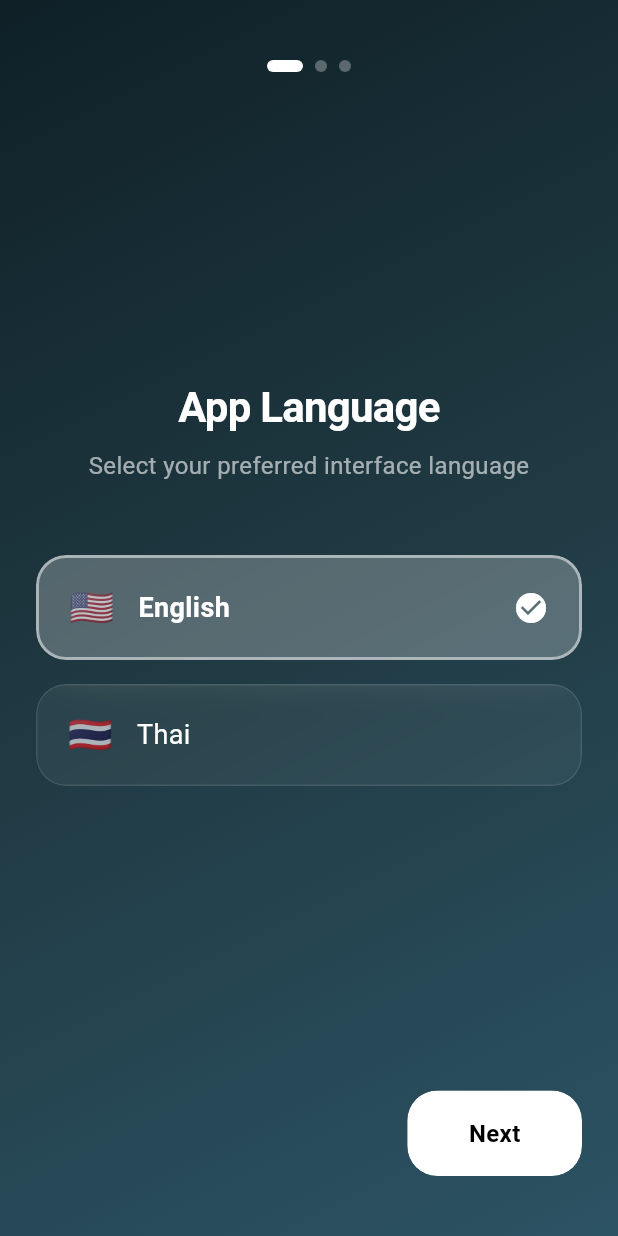
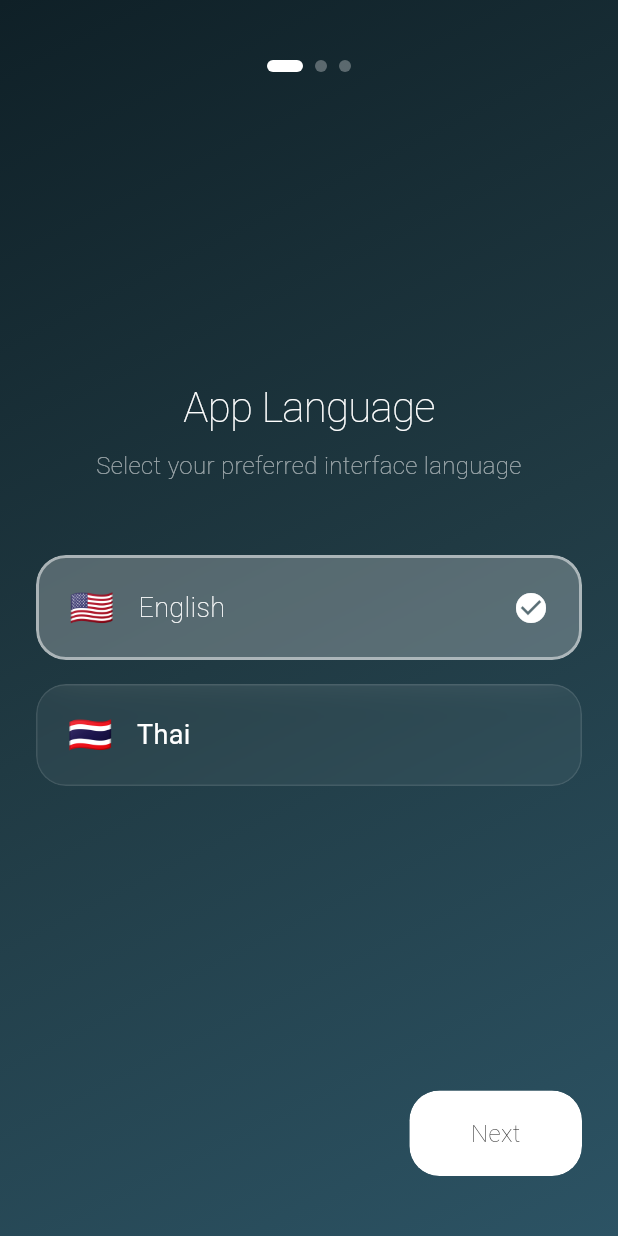
Before and after one commit to tantaihaha4487/lang-take-app, a Flutter app: the screen it shows after launch, on a phone screen of 412 x 824 dp. Run offline on Flutter 3.47's test engine with Material 3 defaults, Android fonts, the phone set to English and light mode, and no system bars; our stand-ins replace camera, flutter_image_compress, flutter_riverpod, flutter_tts, google_fonts, google_generative_ai and 4 more; accounts and stored records are empty; Roboto replaces fonts that are missing (Kanit).

Commit message:
style: Integrate Google Fonts (Kanit), standardize text styles to a lighter font weight, and update the project description.

```diff
--- a/lib/core/theme/app_theme.dart
+++ b/lib/core/theme/app_theme.dart
@@ -1,4 +1,5 @@
 import 'package:flutter/material.dart';
+import 'package:google_fonts/google_fonts.dart';
 
 class AppTheme {
   static final darkTheme = ThemeData(
@@ -18,11 +19,23 @@ class AppTheme {
       elevation: 0,
       centerTitle: true,
     ),
-    textTheme: const TextTheme(
-      displayLarge: TextStyle(fontSize: 32, fontWeight: FontWeight.bold, color: Colors.white),
-      displayMedium: TextStyle(fontSize: 24, fontWeight: FontWeight.w600, color: Colors.white),
-      bodyLarge: TextStyle(fontSize: 16, color: Colors.white70),
-      bodyMedium: TextStyle(fontSize: 14, color: Colors.white60),
+    textTheme: GoogleFonts.kanitTextTheme(
+      const TextTheme(
+        displayLarge: TextStyle(fontSize: 32, fontWeight: FontWeight.w200, color: Colors.white),
+        displayMedium: TextStyle(fontSize: 24, fontWeight: FontWeight.w200, color: Colors.white),
+        bodyLarge: TextStyle(fontSize: 16, fontWeight: FontWeight.w200, color: Colors.white70),
+        bodyMedium: TextStyle(fontSize: 14, fontWeight: FontWeight.w200, color: Colors.white60),
+        titleLarge: TextStyle(fontWeight: FontWeight.w200),
+        titleMedium: TextStyle(fontWeight: FontWeight.w200),
+        titleSmall: TextStyle(fontWeight: FontWeight.w200),
+        bodySmall: TextStyle(fontWeight: FontWeight.w200),
+        labelLarge: TextStyle(fontWeight: FontWeight.w200),
+        labelMedium: TextStyle(fontWeight: FontWeight.w200),
+        labelSmall: TextStyle(fontWeight: FontWeight.w200),
+      ),
+    ).apply(
+      bodyColor: Colors.white,
+      displayColor: Colors.white,
     ),
   );
 }
--- a/lib/features/history/history_screen.dart
+++ b/lib/features/history/history_screen.dart
@@ -46,7 +46,7 @@ class HistoryScreen extends ConsumerWidget {
               ),
               title: Text(
                 locale.album,
-                style: const TextStyle(fontWeight: FontWeight.bold, letterSpacing: 1),
+                style: const TextStyle(fontWeight: FontWeight.w200, letterSpacing: 1),
               ),
               elevation: 0,
 
@@ -215,7 +215,7 @@ class _HistoryCard extends ConsumerWidget {
                                 style: const TextStyle(
                                   color: Colors.white,
                                   fontSize: 10,
-                                  fontWeight: FontWeight.bold,
+                                  fontWeight: FontWeight.w200,
                                 ),
                               ),
                             ],
@@ -247,7 +247,7 @@ class _HistoryCard extends ConsumerWidget {
                               Text(
                                 record.subject,
                                 style: const TextStyle(
-                                  fontWeight: FontWeight.bold,
+                                  fontWeight: FontWeight.w200,
                                   fontSize: 16,
                                   color: Colors.white,
                                 ),
--- a/lib/features/onboarding/onboarding_screen.dart
+++ b/lib/features/onboarding/onboarding_screen.dart
@@ -135,7 +135,7 @@ class _OnboardingScreenState extends ConsumerState<OnboardingScreen> {
             style: const TextStyle(
               color: Colors.white,
               fontSize: 28,
-              fontWeight: FontWeight.bold,
+              fontWeight: FontWeight.w200,
               letterSpacing: -0.5,
             ),
             textAlign: TextAlign.center,
@@ -262,7 +262,7 @@ class _OnboardingScreenState extends ConsumerState<OnboardingScreen> {
             style: TextStyle(
               color: Colors.white,
               fontSize: 18,
-              fontWeight: isSelected ? FontWeight.bold : FontWeight.normal,
+              fontWeight: isSelected ? FontWeight.w200 : FontWeight.normal,
             ),
           ),
           const Spacer(),
@@ -290,7 +290,7 @@ class _OnboardingScreenState extends ConsumerState<OnboardingScreen> {
               padding: const EdgeInsets.symmetric(horizontal: 24, vertical: 16),
               child: Text(
                 locale.back,
-                style: const TextStyle(color: Colors.white70, fontWeight: FontWeight.bold),
+                style: const TextStyle(color: Colors.white70, fontWeight: FontWeight.w200),
               ),
             )
           else
@@ -305,7 +305,7 @@ class _OnboardingScreenState extends ConsumerState<OnboardingScreen> {
               _currentPage == 2 ? locale.getStarted : locale.next,
               style: const TextStyle(
                 color: Colors.black,
-                fontWeight: FontWeight.bold,
+                fontWeight: FontWeight.w200,
                 fontSize: 16,
               ),
             ),
--- a/pubspec.yaml
+++ b/pubspec.yaml
@@ -1,5 +1,5 @@
 name: lang_take
-description: "A new Flutter project."
+description: "Capture & Learning"
 # The following line prevents the package from being accidentally published to
 # pub.dev using `flutter pub publish`. This is preferred for private packages.
 publish_to: 'none' # Remove this line if you wish to publish to pub.dev
@@ -49,6 +49,8 @@ dependencies:
   hive: ^2.2.3
   hive_flutter: ^1.1.0
   shared_preferences: ^2.5.4
+  google_fonts: ^6.2.1
+
 
 dev_dependencies:
   flutter_test:
```
Also changed, not shown: lib/features/camera/camera_screen.dart (+6 -6 lines), pubspec.lock.
